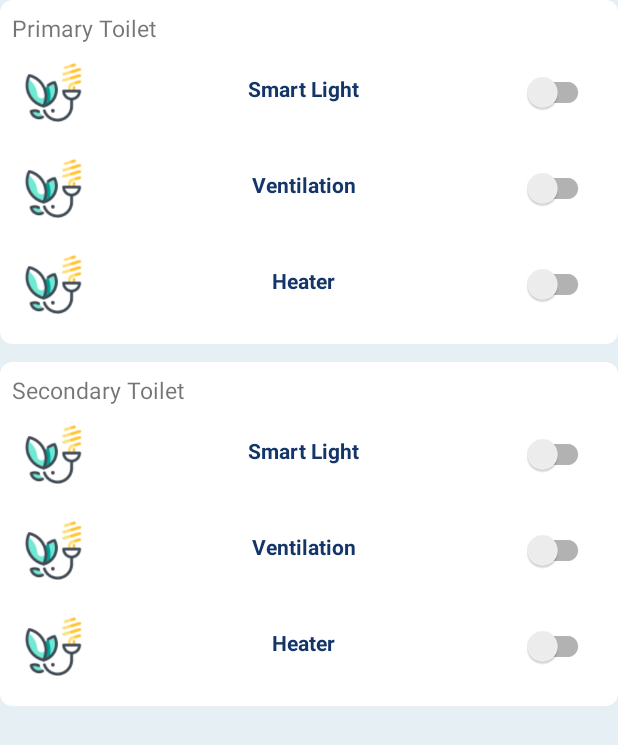
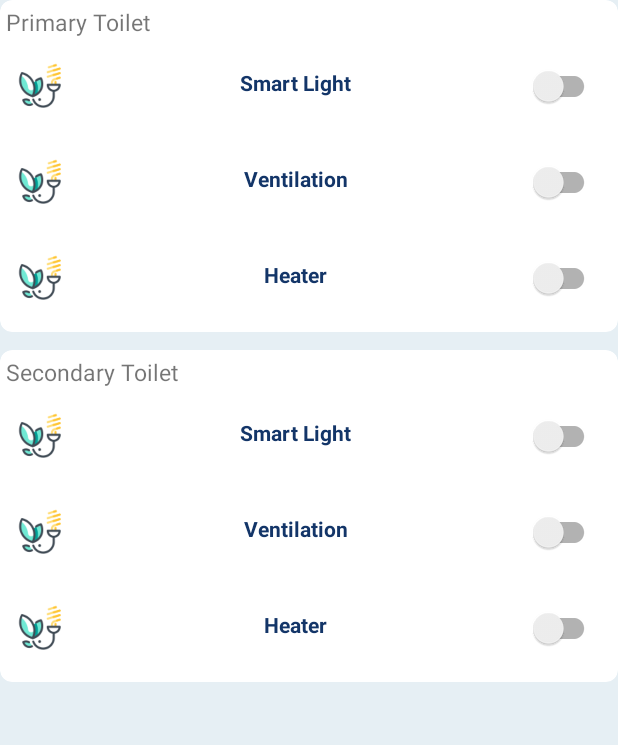
Before and after one commit to YuLiangGoh/SmartHome, an Android app: the layout activity_toilet_primary.xml on its own in the app's theme, with its tools: preview values and no code run, on a phone screen of 412 x 824 dp. Shown: the top 745 px of the screen. Run offline under Robolectric (Android 15) with nearby library versions, the phone set to English and light mode, and no system bars; plain views replace SwitchButton.

Commit message:
update toilet

```diff
--- a/app/src/main/res/layout/activity_toilet_primary.xml
+++ b/app/src/main/res/layout/activity_toilet_primary.xml
@@ -19,7 +19,7 @@
             android:layout_width="match_parent"
             android:layout_height="wrap_content"
             android:orientation="vertical"
-            android:padding="8dp">
+            android:padding="4dp">
 
             <TextView
                 android:layout_width="wrap_content"
@@ -35,8 +35,8 @@
 
                 <ImageView
                     android:id="@+id/primary_toilet_light_icon"
-                    android:layout_width="40dp"
-                    android:layout_height="40dp"
+                    android:layout_width="30dp"
+                    android:layout_height="30dp"
                     android:layout_centerVertical="true"
                     android:background="@drawable/energy_saving_bulb_icon"
                     />
@@ -72,8 +72,8 @@
 
                 <ImageView
                     android:id="@+id/primary_toilet_vent_icon"
-                    android:layout_width="40dp"
-                    android:layout_height="40dp"
+                    android:layout_width="30dp"
+                    android:layout_height="30dp"
                     android:layout_centerVertical="true"
                     android:background="@drawable/energy_saving_bulb_icon" />
 
@@ -107,8 +107,8 @@
 
                 <ImageView
                     android:id="@+id/primary_toilet_heater_icon"
-                    android:layout_width="40dp"
-                    android:layout_height="40dp"
+                    android:layout_width="30dp"
+                    android:layout_height="30dp"
                     android:layout_centerVertical="true"
                     android:background="@drawable/energy_saving_bulb_icon" />
 
@@ -151,7 +151,7 @@
             android:layout_width="match_parent"
             android:layout_height="wrap_content"
             android:orientation="vertical"
-            android:padding="8dp">
+            android:padding="4dp">
 
             <TextView
                 android:layout_width="wrap_content"
@@ -167,8 +167,8 @@
 
                 <ImageView
                     android:id="@+id/secondary_toilet_light_icon"
-                    android:layout_width="40dp"
-                    android:layout_height="40dp"
+                    android:layout_width="30dp"
+                    android:layout_height="30dp"
                     android:layout_centerVertical="true"
                     android:background="@drawable/energy_saving_bulb_icon"
                     />
@@ -204,8 +204,8 @@
 
                 <ImageView
                     android:id="@+id/secondary_toilet_vent_icon"
-                    android:layout_width="40dp"
-                    android:layout_height="40dp"
+                    android:layout_width="30dp"
+                    android:layout_height="30dp"
                     android:layout_centerVertical="true"
                     android:background="@drawable/energy_saving_bulb_icon" />
 
@@ -240,8 +240,8 @@
 
                 <ImageView
                     android:id="@+id/secondary_toilet_heater_icon"
-                    android:layout_width="40dp"
-                    android:layout_height="40dp"
+                    android:layout_width="30dp"
+                    android:layout_height="30dp"
                     android:layout_centerVertical="true"
                     android:background="@drawable/energy_saving_bulb_icon" />
 
```
